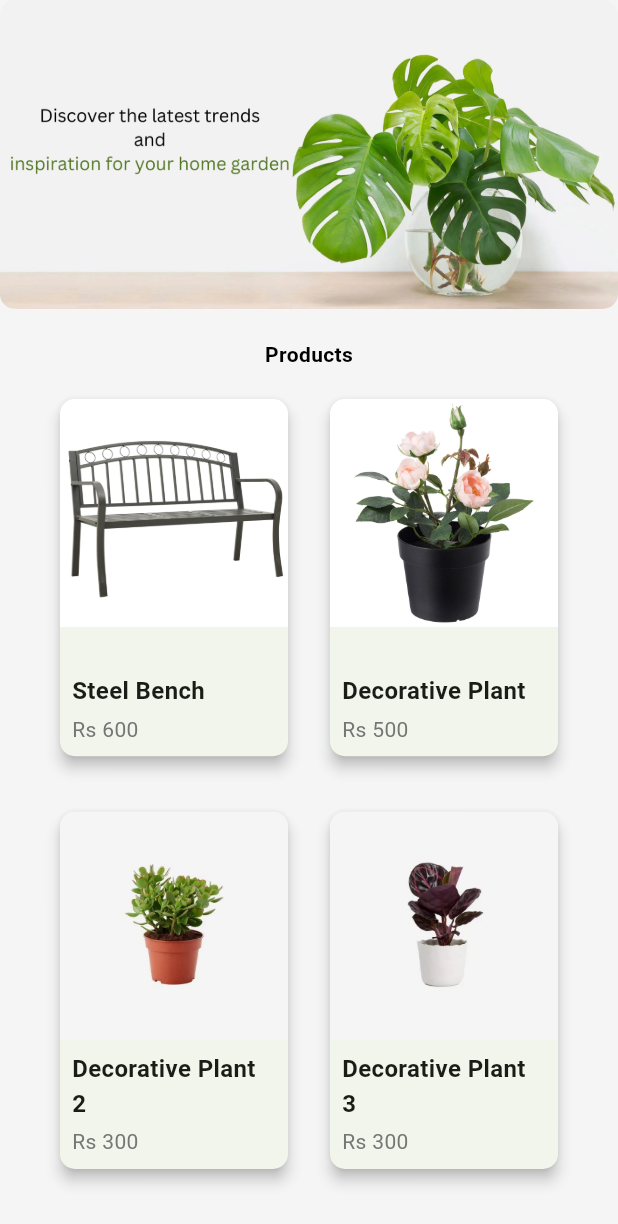
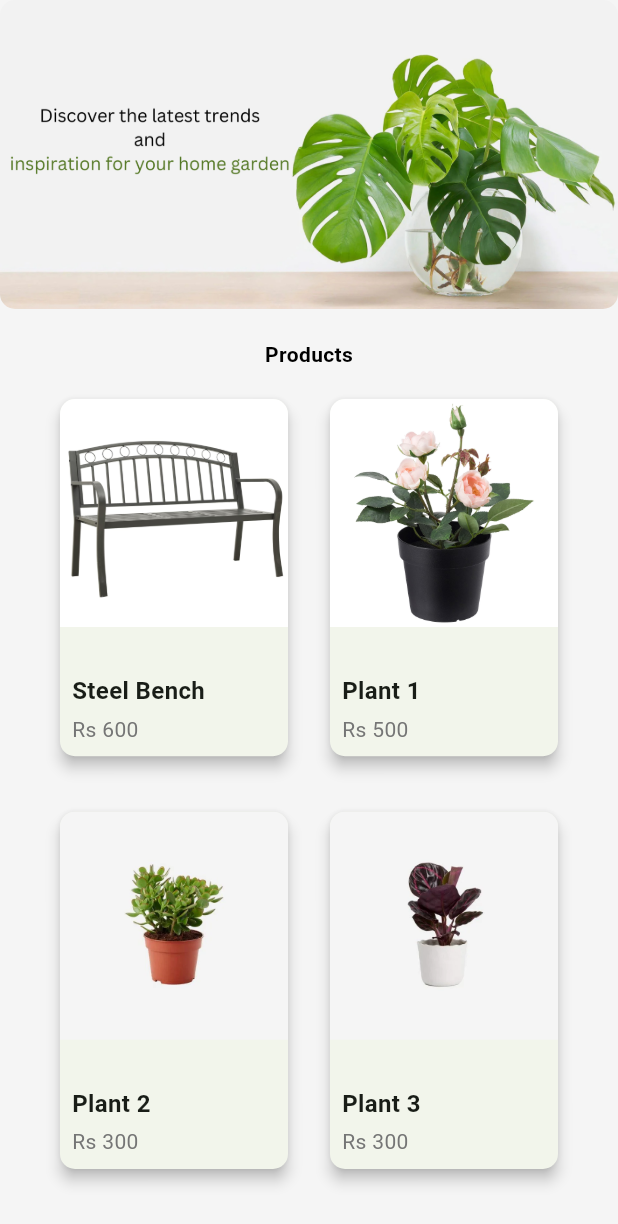
Before and after one commit to KJBotheju/modern_landscaping, a Flutter app: the Body screen opened directly, on a phone screen of 412 x 824 dp. Shown: the top 1224 px of the screen. Run offline on Flutter 3.47's test engine with Material 3 defaults, Android fonts, the phone set to English and light mode, and no system bars; drawn by our look-alikes of carousel_slider; our stand-ins replace cloud_firestore, firebase_auth, firebase_core, shared_preferences; accounts and stored records are empty.

Commit message:
fix issue in navigate

```diff
--- a/lib/products/products.dart
+++ b/lib/products/products.dart
@@ -23,19 +23,19 @@ class _ProductsState extends State<Products> {
     {
       'id': 2,
       'image': 'assets/images/product2.png',
-      'name': 'Decorative Plant',
+      'name': 'Plant 1',
       'price': 'Rs 500',
     },
     {
       'id': 3,
       'image': 'assets/images/product3.jpg',
-      'name': 'Decorative Plant 2',
+      'name': 'Plant 2',
       'price': 'Rs 300',
     },
     {
       'id': 4,
       'image': 'assets/images/product4.jpg',
-      'name': 'Decorative Plant 3',
+      'name': 'Plant 3',
       'price': 'Rs 300',
     },
   ];
@@ -131,6 +131,7 @@ class _ProductsState extends State<Products> {
                   child: GestureDetector(
                     onTap: () {
                       launch('https://buddhii.github.io/AR/');
+                      Navigator.of(context).popUntil((route) => route.isFirst);
                     },
                     child: Icon(
                       Icons.camera_alt,
```
